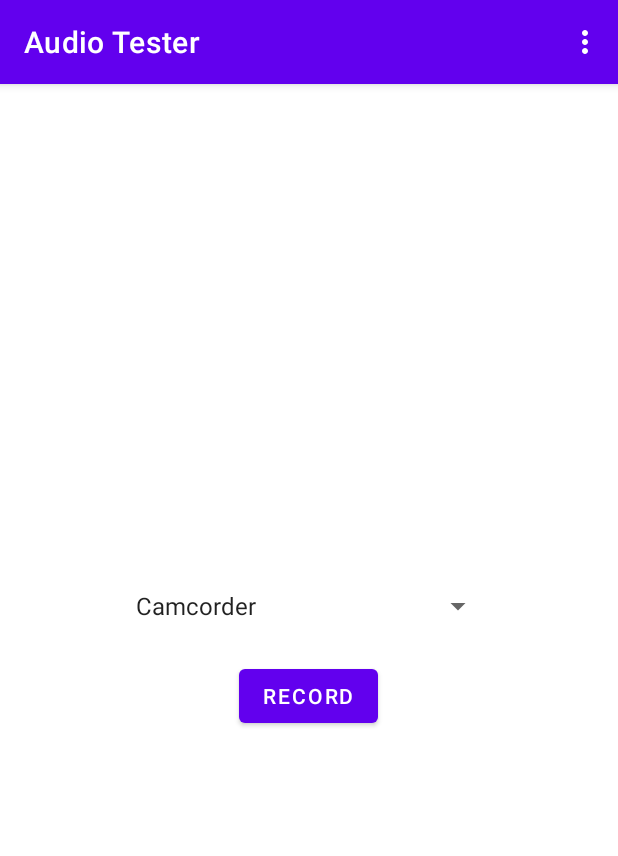
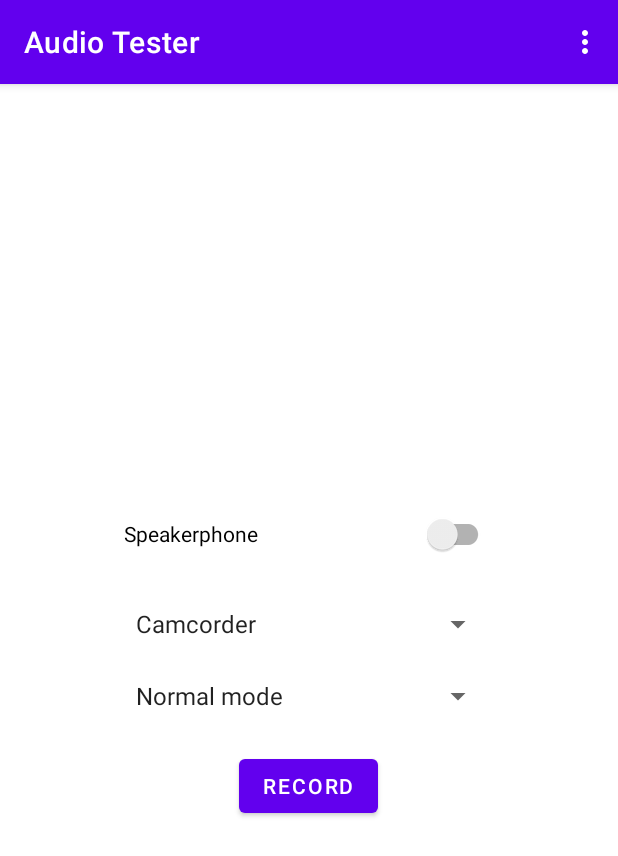
Before and after one commit to JumpOff7667/AudioTester, an Android app: the screen it shows after launch (MainActivity), in the options menu, after a tap on "Audio In", on a phone screen of 412 x 824 dp. Shown: the top 856 px of the screen. Run offline under Robolectric (Android 15) with nearby library versions, the phone set to English and light mode, and no system bars.

Commit message:
Feat: Added the ability to change AudioManager mode while playing or recording Feat: Added the ability to switch speakerphone when recording

```diff
--- a/app/src/main/java/com/example/audiotester/AudioHelper.java
+++ b/app/src/main/java/com/example/audiotester/AudioHelper.java
@@ -40,15 +40,15 @@ public class AudioHelper {
         context.getLifecycle().addObserver(new LifecycleListener());
     }
 
-    public void setDestination(int type) {
+    public void setDestination(int type, int mode) {
 
         switch (type) {
             case TYPE_RECEIVER: {
-                this.setDestination(AudioManager.MODE_IN_COMMUNICATION, false);
+                this.setDestination(mode, false);
                 break;
             }
             case TYPE_SPEAKER: {
-                this.setDestination(AudioManager.MODE_NORMAL, true);
+                this.setDestination(mode, true);
                 break;
             }
         }
--- a/app/src/main/java/com/example/audiotester/MainActivity.java
+++ b/app/src/main/java/com/example/audiotester/MainActivity.java
@@ -2,12 +2,14 @@ package com.example.audiotester;
 
 import android.Manifest;
 import android.content.pm.PackageManager;
+import android.media.AudioManager;
 import android.media.MediaRecorder;
 import android.os.Build;
 import android.os.Bundle;
 import android.view.Menu;
 import android.view.MenuInflater;
 import android.view.MenuItem;
+import android.view.View;
 import android.widget.ArrayAdapter;
 import android.widget.Button;
 import android.widget.Spinner;
@@ -15,6 +17,7 @@ import android.widget.Spinner;
 import androidx.annotation.NonNull;
 import androidx.annotation.RequiresApi;
 import androidx.appcompat.app.AppCompatActivity;
+import androidx.appcompat.widget.SwitchCompat;
 import androidx.core.app.ActivityCompat;
 
 import java.io.IOException;
@@ -23,8 +26,10 @@ public class MainActivity extends AppCompatActivity {
 
     private static final int REQUEST_RECORD_AUDIO_PERMISSION = 200;
 
-    private Spinner mSpinner;
+    private Spinner mModeSpinner;
+    private Spinner mMainSpinner;
     private Button mActionButton;
+    private SwitchCompat mSpeakerphoneSwitch;
 
     private MediaTester mMediaTester;
     private ArrayAdapter<CharSequence> mOutputAdapter;
@@ -39,6 +44,7 @@ public class MainActivity extends AppCompatActivity {
         finishAffinity();
     }
 
+    @RequiresApi(api = Build.VERSION_CODES.R)
     @Override
     protected void onCreate(Bundle savedInstanceState) {
         super.onCreate(savedInstanceState);
@@ -47,8 +53,9 @@ public class MainActivity extends AppCompatActivity {
         ActivityCompat.requestPermissions(this, permissions, REQUEST_RECORD_AUDIO_PERMISSION);
 
         initializeMediaTester();
-        initializeSpinner();
+        initializeSpinners();
         initializeActionButton();
+        initializeSwitch();
 
         try {
             setAudioOutTestMode();
@@ -64,7 +71,7 @@ public class MainActivity extends AppCompatActivity {
         return true;
     }
 
-    @RequiresApi(api = Build.VERSION_CODES.Q)
+    @RequiresApi(api = Build.VERSION_CODES.R)
     @Override
     public boolean onOptionsItemSelected(MenuItem item) {
         if (item.getItemId() == R.id.audioInMenuItem) {
@@ -112,16 +119,36 @@ public class MainActivity extends AppCompatActivity {
         mMediaTester.release();
     }
 
+    @RequiresApi(api = Build.VERSION_CODES.R)
+    private int getSelectedMode() {
+        switch (mModeSpinner.getSelectedItem().toString()) {
+            case "In call mode":
+                return AudioManager.MODE_IN_CALL;
+            case "In communication mode":
+                return AudioManager.MODE_IN_COMMUNICATION;
+            case "Current mode":
+                return AudioManager.MODE_CURRENT;
+            case "Call screening mode":
+                return AudioManager.MODE_CALL_SCREENING;
+            case "Ringtone mode":
+                return AudioManager.MODE_RINGTONE;
+            case "Invalid mode":
+                return AudioManager.MODE_INVALID;
+            default:
+                return AudioManager.MODE_NORMAL;
+        }
+
+    }
 
     private int getSelectedOutputAudioSource() {
-        return mSpinner.getSelectedItem()
+        return mMainSpinner.getSelectedItem()
                 .toString()
                 .equals("Receiver") ? AudioHelper.TYPE_RECEIVER : AudioHelper.TYPE_SPEAKER;
     }
 
     @RequiresApi(api = Build.VERSION_CODES.Q)
     private int getSelectedInputAudioSource() {
-        switch (mSpinner.getSelectedItem().toString()) {
+        switch (mMainSpinner.getSelectedItem().toString()) {
             case "Camcorder":
                 return MediaRecorder.AudioSource.CAMCORDER;
             case "Mic":
@@ -147,31 +174,35 @@ public class MainActivity extends AppCompatActivity {
         }
     }
 
+    @RequiresApi(api = Build.VERSION_CODES.R)
     private void setAudioOutTestMode() throws IOException {
         mMediaTester.switchToAudioOutTestMode(mActionButton);
 
+        mSpeakerphoneSwitch.setVisibility(View.GONE);
         mActionButton.setText(R.string.play);
-        mActionButton.setOnClickListener((view) -> mMediaTester.playAudio(view, getSelectedOutputAudioSource()));
+        mActionButton.setOnClickListener((view) -> mMediaTester.playAudio(view, getSelectedOutputAudioSource(), getSelectedMode()));
 
-        mSpinner.setAdapter(mOutputAdapter);
+        mMainSpinner.setAdapter(mOutputAdapter);
     }
 
-    @RequiresApi(api = Build.VERSION_CODES.Q)
+    @RequiresApi(api = Build.VERSION_CODES.R)
     private void setAudioInTestMode() {
         mMediaTester.switchToAudioInTestMode(mActionButton);
 
+        mSpeakerphoneSwitch.setVisibility(View.VISIBLE);
         mActionButton.setText(R.string.record);
-        mActionButton.setOnClickListener((view) -> mMediaTester.recordMic(mActionButton, getSelectedInputAudioSource()));
+        mActionButton.setOnClickListener((view) -> mMediaTester.recordMic(mActionButton, getSelectedInputAudioSource(), getSelectedMode(), mSpeakerphoneSwitch.isChecked()));
 
-        mSpinner.setAdapter(mInputAdapter);
+        mMainSpinner.setAdapter(mInputAdapter);
     }
 
     private void initializeMediaTester() {
         mMediaTester = new MediaTester(this);
     }
 
-    private void initializeSpinner() {
-        mSpinner = findViewById(R.id.spinner);
+    private void initializeSpinners() {
+        mMainSpinner = findViewById(R.id.mainSpinner);
+        mModeSpinner = findViewById(R.id.modeSpinner);
 
         mOutputAdapter = ArrayAdapter.createFromResource(this,
                 R.array.outputs_array, android.R.layout.simple_spinner_item);
@@ -180,6 +211,16 @@ public class MainActivity extends AppCompatActivity {
         mInputAdapter = ArrayAdapter.createFromResource(this,
                 R.array.inputs_array, android.R.layout.simple_spinner_item);
         mInputAdapter.setDropDownViewResource(android.R.layout.simple_spinner_dropdown_item);
+
+        ArrayAdapter<CharSequence> modeAdapter = ArrayAdapter.createFromResource(this,
+                R.array.modes_array, android.R.layout.simple_spinner_item);
+        modeAdapter.setDropDownViewResource(android.R.layout.simple_spinner_dropdown_item);
+
+        mModeSpinner.setAdapter(modeAdapter);
+    }
+
+    private void initializeSwitch() {
+        mSpeakerphoneSwitch = findViewById(R.id.speakerphoneSwitch);
     }
 
     private void initializeActionButton() {
--- a/app/src/main/java/com/example/audiotester/MediaTester.java
+++ b/app/src/main/java/com/example/audiotester/MediaTester.java
@@ -42,7 +42,7 @@ public class MediaTester {
         return mTestMode;
     }
 
-    public void playAudio(View view, int selectedOutputSource) {
+    public void playAudio(View view, int selectedOutputSource, int selectedMode) {
         if (mMediaPlayer == null) return;
 
         if (mMediaPlayer.isPlaying()) {
@@ -53,7 +53,7 @@ public class MediaTester {
             return;
         }
 
-        mAudioHelper.setDestination(selectedOutputSource);
+        mAudioHelper.setDestination(selectedOutputSource, selectedMode);
         try {
             mMediaPlayer.prepare();
             mMediaPlayer.start();
@@ -65,7 +65,7 @@ public class MediaTester {
     }
 
     @RequiresApi(api = Build.VERSION_CODES.Q)
-    public void recordMic(View view, int selectedInputSource) {
+    public void recordMic(View view, int selectedInputSource, int selectedMode, boolean speakerphone) {
         if (mMediaRecorder == null) return;
 
         if (mMediaPlayer.isPlaying()) {
@@ -99,6 +99,7 @@ public class MediaTester {
             return;
         }
 
+        mAudioHelper.setDestination(selectedMode, speakerphone);
         mMediaRecorder.setAudioSource(selectedInputSource);
         mMediaRecorder.setOutputFormat(MediaRecorder.OutputFormat.MPEG_4);
         mMediaRecorder.setAudioEncoder(MediaRecorder.AudioEncoder.AAC);
--- a/app/src/main/res/layout/activity_main.xml
+++ b/app/src/main/res/layout/activity_main.xml
@@ -16,8 +16,22 @@
         app:layout_constraintStart_toStartOf="@+id/guideline2"
         app:layout_constraintTop_toTopOf="parent">
 
+        <androidx.appcompat.widget.SwitchCompat
+            android:id="@+id/speakerphoneSwitch"
+            android:layout_width="match_parent"
+            android:layout_height="wrap_content"
+            android:layout_marginBottom="24dp"
+            android:text="@string/speakerphone"
+            android:visibility="gone" />
+
         <Spinner
-            android:id="@+id/spinner"
+            android:id="@+id/mainSpinner"
+            android:layout_width="match_parent"
+            android:layout_height="wrap_content"
+            android:layout_marginBottom="24dp" />
+
+        <Spinner
+            android:id="@+id/modeSpinner"
             android:layout_width="match_parent"
             android:layout_height="wrap_content"
             android:layout_marginBottom="24dp" />
@@ -25,8 +39,7 @@
         <Button
             android:id="@+id/actionButton"
             android:layout_width="wrap_content"
-            android:layout_height="wrap_content"
-            android:text="Button" />
+            android:layout_height="wrap_content" />
 
     </LinearLayout>
 
--- a/app/src/main/res/values/strings.xml
+++ b/app/src/main/res/values/strings.xml
@@ -4,6 +4,7 @@
     <string name="stop">Stop</string>
     <string name="record">Record</string>
     <string name="playing">Playing</string>
+    <string name="speakerphone">Speakerphone</string>
 
     <string-array name="inputs_array">
         <item>Camcorder</item>
@@ -23,4 +24,14 @@
         <item>Receiver</item>
         <item>Speaker</item>
     </string-array>
+
+    <string-array name="modes_array">
+        <item>Normal mode</item>
+        <item>In call mode</item>
+        <item>In communication mode</item>
+        <item>Current mode</item>
+        <item>Call screening mode</item>
+        <item>Ringtone mode</item>
+        <item>Invalid mode</item>
+    </string-array>
 </resources>
```
